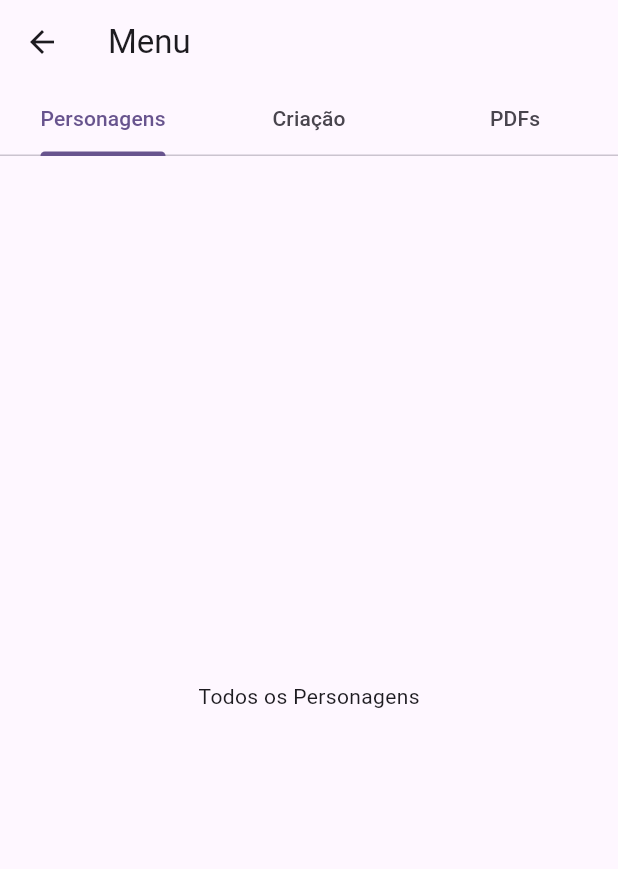
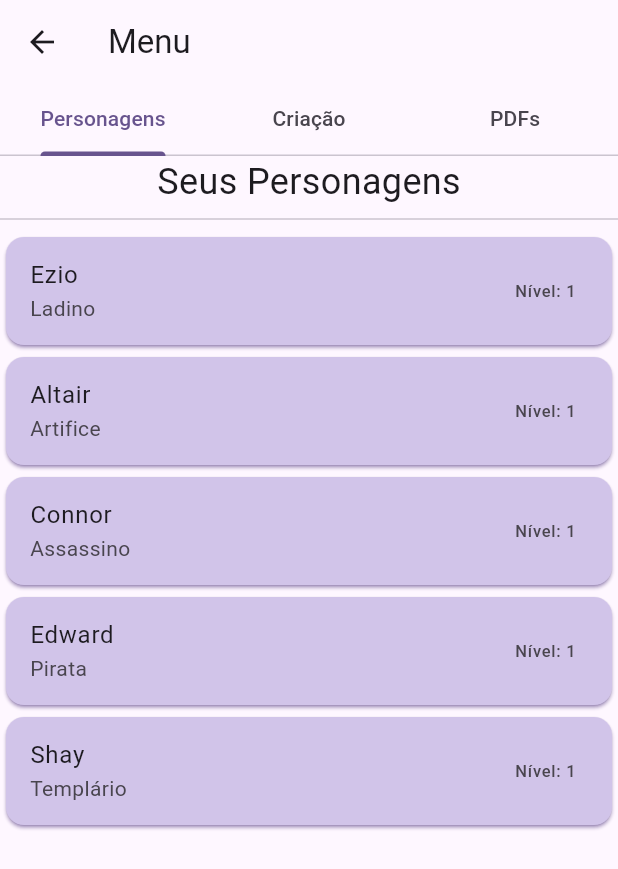
Before and after one commit to jonathastfm/ezio_projects, a Flutter app: the MenuPage screen opened directly, on a phone screen of 412 x 824 dp. Shown: the top 869 px of the screen. Run offline on Flutter 3.47's test engine with Material 3 defaults, Android fonts, the phone set to English and light mode, and no system bars; our stand-ins replace cloud_firestore, firebase_auth, firebase_core; accounts and stored records are empty.

Commit message:
Adiciona classe Personagem para gerenciamento de personagens; atualiza tela de criação de personagem e menu para exibir lista de personagens com opção de subir nível.

```diff
--- /dev/null
+++ b/com_ezio_osrpjas/lib/pages/Classes/personagens.dart
@@ -0,0 +1,19 @@
+class Personagem {
+  int id;
+  String nome;
+  int idade;
+  String classe;
+  int nivel;
+
+  Personagem(this.id, this.nome, this.idade, this.classe, this.nivel);
+
+  @override
+  String toString() {
+    return 'Personagem(id: $id, nome: $nome, idade: $idade, classe: $classe, nivel: $nivel)';
+  }
+
+  void subirNivel() {
+    nivel += 1;
+    print('$nome subiu para o nível $nivel!');
+  }
+}
--- a/com_ezio_osrpjas/lib/pages/Criação/Criar_personagem.dart
+++ b/com_ezio_osrpjas/lib/pages/Criação/Criar_personagem.dart
@@ -228,7 +228,9 @@ class _Criar_PersonagemState extends State<Criar_Personagem> {
       Text(habilidades[index], style: const TextStyle(fontSize: 20)),
       const SizedBox(width: 10),
       DropdownButton<String>(
-                      value: valoresHabilidadesEscolhidos[index].toString(),
+        value: valoresHabilidadesEscolhidos[index] > 0 && valoresHabilidadesEscolhidos[index] <= 20
+            ? valoresHabilidadesEscolhidos[index].toString()
+            : '1',
         items: List.generate(20, (i) {
           return DropdownMenuItem<String>(
             value: (i + 1).toString(),
--- a/com_ezio_osrpjas/lib/pages/menu/Menu_Page.dart
+++ b/com_ezio_osrpjas/lib/pages/menu/Menu_Page.dart
@@ -1,4 +1,5 @@
 // Version: 1.0
+import 'package:com_ezio_osrpjas/pages/Classes/personagens.dart';
 import 'package:com_ezio_osrpjas/pages/Cria%C3%A7%C3%A3o/Creating_Classes.dart';
 import 'package:com_ezio_osrpjas/pages/Cria%C3%A7%C3%A3o/Criar_personagem.dart';
 import 'package:flutter/material.dart';
@@ -53,10 +54,43 @@ class _MenuPageState extends State<MenuPage> with SingleTickerProviderStateMixin
 }
 
 class PersonagensTab extends StatelessWidget {
+
+  final ListaPersonagens = [
+    Personagem(1, 'Ezio', 21, 'Ladino', 1),
+    Personagem(2, 'Altair', 25, 'Artifice', 1),
+    Personagem(3, 'Connor', 20, 'Assassino', 1),
+    Personagem(4, 'Edward', 30, 'Pirata', 1),
+    Personagem(5, 'Shay', 35, 'Templário', 1),
+  ];
   @override
   Widget build(BuildContext context) {
     return Center(
-      child: Text('Todos os Personagens'),
+      child: Column(
+        mainAxisAlignment: MainAxisAlignment.center,
+        children: [
+          Text('Seus Personagens', style: TextStyle(fontSize: 24)),
+          Divider(),
+          Expanded(
+            child: ListView.builder(
+              itemCount: ListaPersonagens.length,
+              itemBuilder: (context, index) {
+                return Card(
+                  color: Colors.deepPurple[100],
+                  shadowColor: Colors.deepPurple,
+                  child: ListTile(
+                    title: Text(ListaPersonagens[index].nome),
+                    subtitle: Text(ListaPersonagens[index].classe),
+                    trailing: Text('Nível: ${ListaPersonagens[index].nivel}'),
+                    onTap: () {
+                      ListaPersonagens[index].subirNivel();
+                    },
+                  ),
+                );
+              },
+            ),
+          ),
+        ],
+      ),
     );
   }
 }
```
Lines whose indentation alone changed are shown as unchanged.
